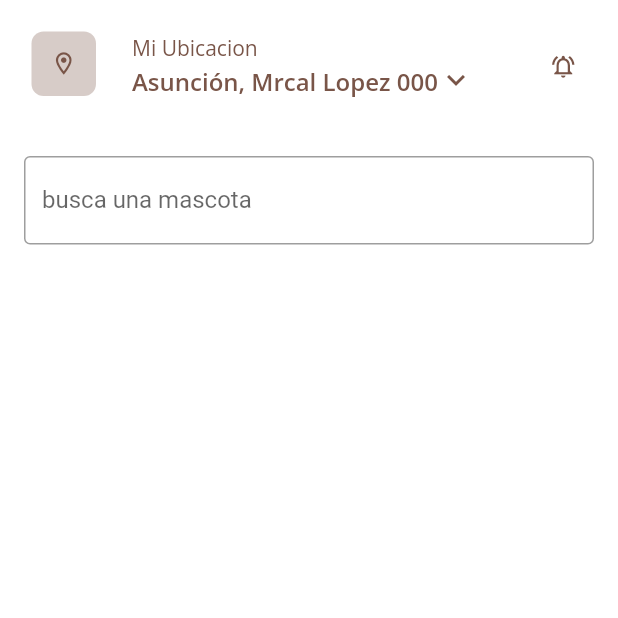
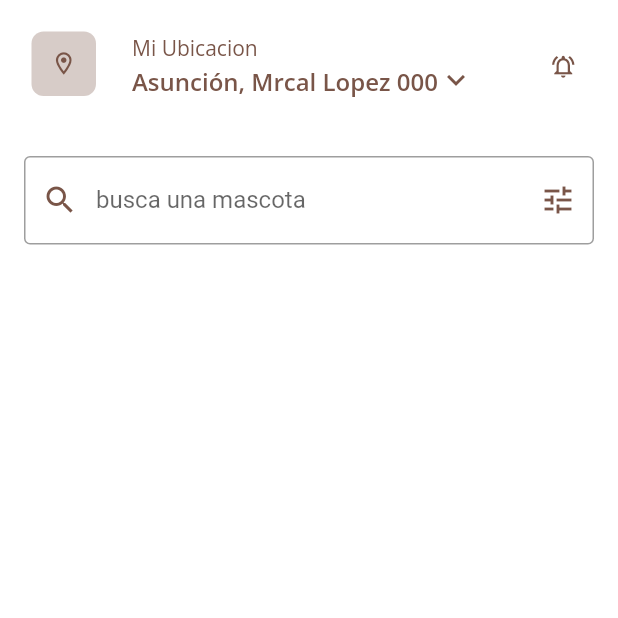
Before and after one commit to jdfretes/koko-flutter-app, a Flutter app: the HomeView screen opened directly, on a phone screen of 412 x 824 dp, the top half of it. Run offline on Flutter 3.47's test engine with Material 2 defaults, Android fonts, the phone set to English and light mode, and no system bars; drawn by our look-alikes of getwidget; network calls fail.

Commit message:
icon tune

```diff
--- a/lib/Views/HomeView.dart
+++ b/lib/Views/HomeView.dart
@@ -30,7 +30,10 @@ class _HomeViewState extends State<HomeView> {
                 child: const TextField(
                   decoration: InputDecoration(
                     border: OutlineInputBorder(),
-                    labelText: DefaultStrings.SearchPets
+                    labelText: DefaultStrings.SearchPets,
+                    prefixIcon:
+                        Icon(Icons.search_outlined, color: Colors.brown),
+                    suffixIcon: Icon(Icons.tune, color: Colors.brown),
                   ),
                 ),
               )
```
